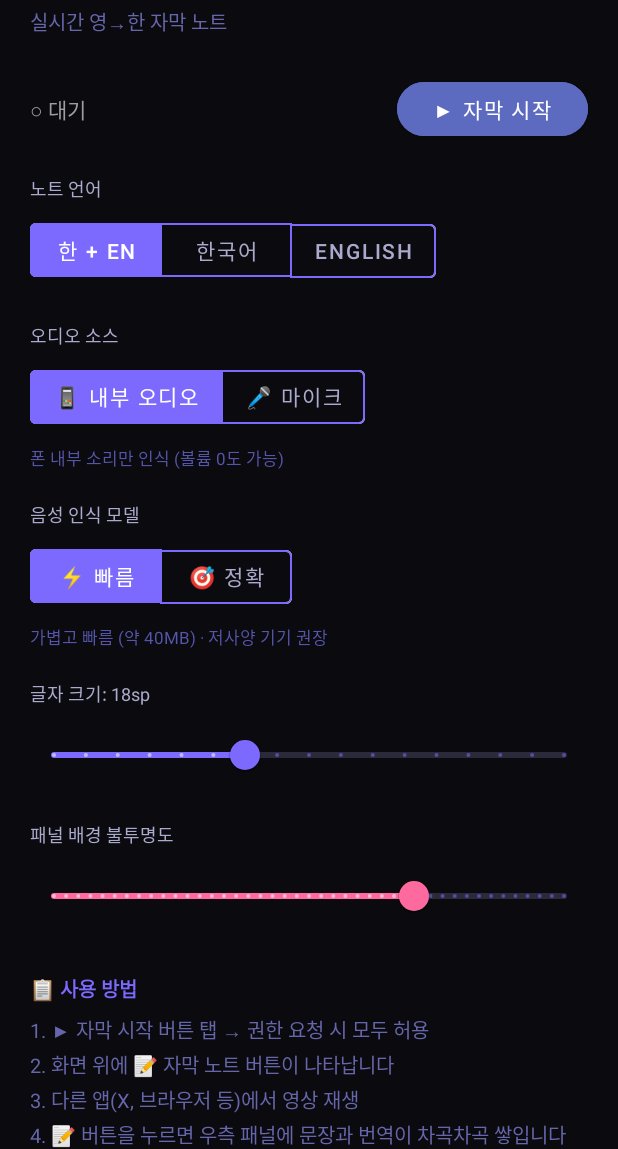
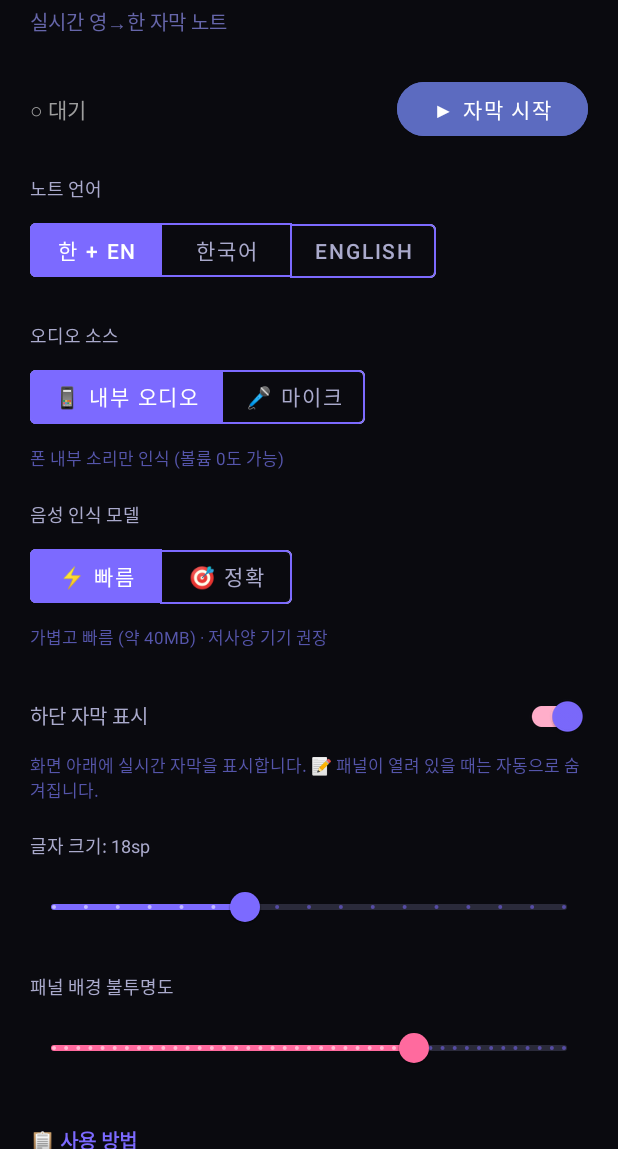
Before and after one commit to earlln/EarllnOverlay-app, an Android app: the screen it shows after launch (MainActivity), on a phone screen of 412 x 824 dp, the part 87-1236 px from its top. Run offline under Robolectric (Android 15) with nearby library versions, the phone set to English and light mode, and no system bars; libraries missing offline, so code that uses them is left out: org.vosk.

Commit message:
Fix: 내부 오디오 차단 시 자막이 안 뜨는 문제 + 하단 자막 설정 복원
- 미디어 재생 중인데 내부 오디오가 4초간 완전 무음이면 캡처 차단으로 판단하고 마이크로 자동 전환
- 패널 상단에 상태 줄 추가: 🔊 소리 감지됨 / 🔇 소리 없음 + 현재 캡처 상태 (항상 표시)
- '하단 자막 표시' 설정 스위치 추가 (기본 켜짐, 패널이 열려 있으면 자동 숨김, 터치는 아래 앱으로 통과)

Co-Authored-By: Claude Opus 5.5 <noreply@anthropic.com>
Claude-Session: https://claude.ai/code/session_01XrAtvatfPRtmkzc6HGX4xH

```diff
--- a/app/src/main/java/com/earlln/overlay/service/SubtitleOverlayService.java
+++ b/app/src/main/java/com/earlln/overlay/service/SubtitleOverlayService.java
@@ -14,6 +14,7 @@ import android.content.pm.ServiceInfo;
 import android.content.res.Configuration;
 import android.media.AudioAttributes;
 import android.media.AudioFormat;
+import android.media.AudioManager;
 import android.media.AudioPlaybackCaptureConfiguration;
 import android.media.AudioRecord;
 import android.media.MediaRecorder;
@@ -68,8 +69,10 @@ public class SubtitleOverlayService extends Service {
     private static final long MAX_SEGMENT_MS = 12_000;
     private static final int MAX_SEGMENT_WORDS = 35;
 
-    /** 내부 오디오가 이 시간 이상 완전 무음이면 안내 */
-    private static final long SILENCE_HINT_MS = 20_000;
+    /** 영상이 재생 중인데 내부 오디오가 이 시간 동안 완전 무음이면 캡처가 막힌 것으로 판단 → 마이크 전환 */
+    private static final long BLOCKED_DETECT_MS = 4_000;
+    /** 이 값 이상의 진폭이 있으면 '소리 있음' (16bit 기준, 약 -40dBFS) */
+    private static final int SOUND_PEAK_THRESHOLD = 300;
 
     /** 오디오 장치 오류 시 자동 복구 제한 */
     private static final int MAX_AUTO_RESTARTS = 5;
@@ -87,6 +90,7 @@ public class SubtitleOverlayService extends Service {
     private volatile String langMode = "both";
     private volatile String audioSource = "internal";
     private volatile String sttModelKey = "small";
+    private volatile boolean bottomSubtitle = true;
 
     // ── 생명주기 / 스레드 ──
     private volatile boolean destroyed = false;
@@ -107,6 +111,9 @@ public class SubtitleOverlayService extends Service {
 
     // ── MediaProjection ──
     private volatile MediaProjection mediaProjection;
+    /** 재생 앱이 내부 오디오 캡처를 막은 것으로 판단됨 → 마이크 사용 (소스 변경/새 권한 시 초기화) */
+    private volatile boolean internalBlocked = false;
+    private AudioManager audioManager;
     private final MediaProjection.Callback projectionCallback = new MediaProjection.Callback() {
         @Override
         public void onStop() {
@@ -142,6 +149,7 @@ public class SubtitleOverlayService extends Service {
         super.onCreate();
         isRunning = true;
         notePanel = new NotePanelController(this, mainHandler);
+        audioManager = getSystemService(AudioManager.class);
         createNotificationChannel();
         registerReceiver(settingsReceiver,
             new IntentFilter(ACTION_UPDATE_SETTINGS), Context.RECEIVER_NOT_EXPORTED);
@@ -171,6 +179,7 @@ public class SubtitleOverlayService extends Service {
             if (newProjection != null) {
                 MediaProjection old = mediaProjection;
                 mediaProjection = newProjection;
+                internalBlocked = false;
                 if (old != null) {
                     try { old.unregisterCallback(projectionCallback); old.stop(); }
                     catch (Exception ignored) {}
@@ -300,6 +309,11 @@ public class SubtitleOverlayService extends Service {
         String newSource = intent.getStringExtra("audioSource");
         boolean sourceChanged = newSource != null && !newSource.equals(audioSource);
         if (newSource != null) audioSource = newSource;
+        if (sourceChanged) internalBlocked = false; // 사용자가 다시 고르면 내부 오디오 재시도
+
+        if (intent.hasExtra("bottomSubtitle")) {
+            bottomSubtitle = intent.getBooleanExtra("bottomSubtitle", true);
+        }
 
         String newModel = intent.getStringExtra("sttModel");
         boolean modelChanged = newModel != null && !newModel.equals(sttModelKey);
@@ -415,6 +429,9 @@ public class SubtitleOverlayService extends Service {
         } else if (mediaProjection == null) {
             ar = buildMicAudioRecord(bufferSize);
             statusMsg = "🎤 마이크 캡처 중\n(화면 공유 권한이 없어 내부 오디오 불가)";
+        } else if (internalBlocked) {
+            ar = buildMicAudioRecord(bufferSize);
+            statusMsg = "🎤 마이크 캡처 중 (재생 앱이 내부 오디오를 막음)\n볼륨을 켜 두세요";
         } else {
             ar = buildInternalAudioRecord(bufferSize);
             if (isUsable(ar)) {
@@ -550,8 +567,11 @@ public class SubtitleOverlayService extends Service {
         byte[] buffer = new byte[4096]; // 16kHz mono 16bit 기준 128ms
         String lastPartial = "";
         long segmentStart = 0;
-        long silentSince = System.currentTimeMillis();
-        boolean silenceHinted = false;
+        long zeroSince = System.currentTimeMillis();
+        long lastMusicCheck = 0;
+        long lastLevelReport = 0;
+        boolean soundInWindow = false;
+        boolean fallbackRequested = false;
         boolean deviceError = false;
 
         while (captureRunning && session == captureSession) {
@@ -568,14 +588,32 @@ public class SubtitleOverlayService extends Service {
             }
             if (n == 0) continue;
 
-            if (internal) {
-                long now = System.currentTimeMillis();
-                if (!isSilent(buffer, n)) {
-                    silentSince = now;
-                    silenceHinted = false;
-                } else if (!silenceHinted && now - silentSince > SILENCE_HINT_MS) {
-                    silenceHinted = true;
-                    setStatus("🔇 내부 오디오가 무음입니다\n재생 중인 앱이 캡처를 막았다면 🎤 마이크 모드를 사용하세요");
+            long now = System.currentTimeMillis();
+            int peak = peakAmplitude(buffer, n);
+
+            // 패널 상태 줄에 '소리 감지됨/없음' 표시 (약 1초마다)
+            soundInWindow |= peak >= SOUND_PEAK_THRESHOLD;
+            if (now - lastLevelReport >= 1000) {
+                lastLevelReport = now;
+                final boolean snd = soundInWindow;
+                soundInWindow = false;
+                mainHandler.post(() -> { if (!destroyed) notePanel.setAudioLevel(snd); });
+            }
+
+            // 내부 오디오가 '완전한 0'(디지털 무음)인데 시스템상 미디어가 재생 중이면 → 캡처 차단으로 판단
+            if (internal && !fallbackRequested) {
+                if (peak > 0) {
+                    zeroSince = now;
+                } else if (now - zeroSince >= BLOCKED_DETECT_MS && now - lastMusicCheck >= 500) {
+                    lastMusicCheck = now;
+                    if (audioManager != null && audioManager.isMusicActive()) {
+                        fallbackRequested = true;
+                        internalBlocked = true;
+                        Log.w(TAG, "내부 오디오 캡처 차단 감지 → 마이크로 전환");
+                        setStatus("⚠️ 재생 중인 앱이 내부 오디오 캡처를 막고 있어\n🎤 마이크로 자동 전환합니다");
+                        final int s = session;
+                        runOnControl(() -> restartCapture(s));
+                    }
                 }
             }
 
@@ -625,9 +663,14 @@ public class SubtitleOverlayService extends Service {
         if (deviceError && !destroyed) scheduleAutoRestart(session);
     }
 
-    private static boolean isSilent(byte[] buf, int n) {
-        for (int i = 0; i < n; i++) if (buf[i] != 0) return false;
-        return true;
+    /** 16bit little-endian PCM 의 최대 진폭 */
+    private static int peakAmplitude(byte[] buf, int n) {
+        int peak = 0;
+        for (int i = 0; i + 1 < n; i += 2) {
+            int v = Math.abs((short) ((buf[i] & 0xff) | (buf[i + 1] << 8)));
+            if (v > peak) peak = v;
+        }
+        return peak;
     }
 
     private static String extract(String json, String key) {
@@ -699,7 +742,7 @@ public class SubtitleOverlayService extends Service {
 
     private void applySettings() {
         mainHandler.post(() -> {
-            if (!destroyed) notePanel.applySettings(fontSize, bgAlpha, langMode);
+            if (!destroyed) notePanel.applySettings(fontSize, bgAlpha, langMode, bottomSubtitle);
         });
     }
 
--- a/app/src/main/java/com/earlln/overlay/ui/MainActivity.java
+++ b/app/src/main/java/com/earlln/overlay/ui/MainActivity.java
@@ -117,6 +117,9 @@ public class MainActivity extends AppCompatActivity {
         });
         updateSttModelDesc();
 
+        // 하단 자막 스위치
+        binding.switchBottomSubtitle.setOnCheckedChangeListener((b, checked) -> sendSettingsBroadcast());
+
         updateButtonState();
     }
 
@@ -142,6 +145,8 @@ public class MainActivity extends AppCompatActivity {
 
         boolean large = "large".equals(prefs.getString("sttModel", "small"));
         binding.toggleSttModel.check(large ? R.id.btnModelLarge : R.id.btnModelSmall);
+
+        binding.switchBottomSubtitle.setChecked(prefs.getBoolean("bottomSubtitle", true));
     }
 
     private static int clamp(int v, int min, int max) {
@@ -155,6 +160,7 @@ public class MainActivity extends AppCompatActivity {
             .putString("langMode", getSelectedLang())
             .putString("audioSource", getSelectedAudioSource())
             .putString("sttModel", getSelectedSttModel())
+            .putBoolean("bottomSubtitle", binding.switchBottomSubtitle.isChecked())
             .apply();
     }
 
@@ -226,6 +232,7 @@ public class MainActivity extends AppCompatActivity {
         intent.putExtra("langMode", getSelectedLang());
         intent.putExtra("audioSource", getSelectedAudioSource());
         intent.putExtra("sttModel", getSelectedSttModel());
+        intent.putExtra("bottomSubtitle", binding.switchBottomSubtitle.isChecked());
     }
 
     private String getSelectedSttModel() {
--- a/app/src/main/res/layout/activity_main.xml
+++ b/app/src/main/res/layout/activity_main.xml
@@ -212,6 +212,25 @@
             android:textSize="11sp"
             android:layout_marginBottom="20dp"/>
 
+        <!-- 하단 자막 표시 -->
+        <com.google.android.material.switchmaterial.SwitchMaterial
+            android:id="@+id/switchBottomSubtitle"
+            android:layout_width="match_parent"
+            android:layout_height="wrap_content"
+            android:checked="true"
+            android:text="하단 자막 표시"
+            android:textColor="#AAAACC"
+            android:textSize="13sp"
+            app:thumbTint="#7C6AFF"/>
+
+        <TextView
+            android:layout_width="match_parent"
+            android:layout_height="wrap_content"
+            android:text="화면 아래에 실시간 자막을 표시합니다. 📝 패널이 열려 있을 때는 자동으로 숨겨집니다."
+            android:textColor="#5555AA"
+            android:textSize="11sp"
+            android:layout_marginBottom="20dp"/>
+
         <!-- 글자 크기 -->
         <TextView
             android:id="@+id/tvFontSizeLabel"
@@ -270,7 +289,7 @@
         <TextView
             android:layout_width="match_parent"
             android:layout_height="wrap_content"
-            android:text="1. ▶ 자막 시작 버튼 탭 → 권한 요청 시 모두 허용\n2. 화면 위에 📝 자막 노트 버튼이 나타납니다\n3. 다른 앱(X, 브라우저 등)에서 영상 재생\n4. 📝 버튼을 누르면 우측 패널에 문장과 번역이 차곡차곡 쌓입니다\n\n· 패널 상단 바를 드래그하면 이동\n· 📋 전체 복사 · 📤 공유 · ⤢ 크게 · — 숨기기 · ✕ 닫기\n· 문장을 길게 누르면 그 문장만 복사\n· 패널을 닫아도 기록은 유지되며, 자막을 중지하면 삭제됩니다\n\n⚠ 첫 실행 시 모델 다운로드 필요 (Wi-Fi 권장)\n   · 음성 인식: 빠름 약 40MB / 정확 약 128MB\n   · 번역: 약 30MB\n⚠ 화면 공유 권한은 내부 오디오 캡처에 사용됩니다"
+            android:text="1. ▶ 자막 시작 버튼 탭 → 권한 요청 시 모두 허용\n2. 화면 위에 📝 자막 노트 버튼이 나타납니다\n3. 다른 앱(X, 브라우저 등)에서 영상 재생\n4. 📝 버튼을 누르면 우측 패널에 문장과 번역이 차곡차곡 쌓입니다\n\n· 패널 상단 바를 드래그하면 이동\n· 📋 전체 복사 · 📤 공유 · ⤢ 크게 · — 숨기기 · ✕ 닫기\n· 문장을 길게 누르면 그 문장만 복사\n· 패널 위 노란 줄: 🔊 소리 감지 여부와 현재 상태 표시\n· 영상 앱이 내부 오디오를 막으면 🎤 마이크로 자동 전환 (볼륨을 켜 두세요)\n· 패널을 닫아도 기록은 유지되며, 자막을 중지하면 삭제됩니다\n\n⚠ 첫 실행 시 모델 다운로드 필요 (Wi-Fi 권장)\n   · 음성 인식: 빠름 약 40MB / 정확 약 128MB\n   · 번역: 약 30MB\n⚠ 화면 공유 권한은 내부 오디오 캡처에 사용됩니다"
             android:textColor="#6666AA"
             android:textSize="13sp"
             android:lineSpacingExtra="4dp"/>
```
Also changed, not shown: app/src/main/java/com/earlln/overlay/note/NotePanelController.java (+127 -2 lines), app/src/main/res/layout/overlay_note_panel.xml (+16 -0 lines), app/src/main/res/layout/overlay_subtitle_bar.xml (added, +41 -0 lines).
